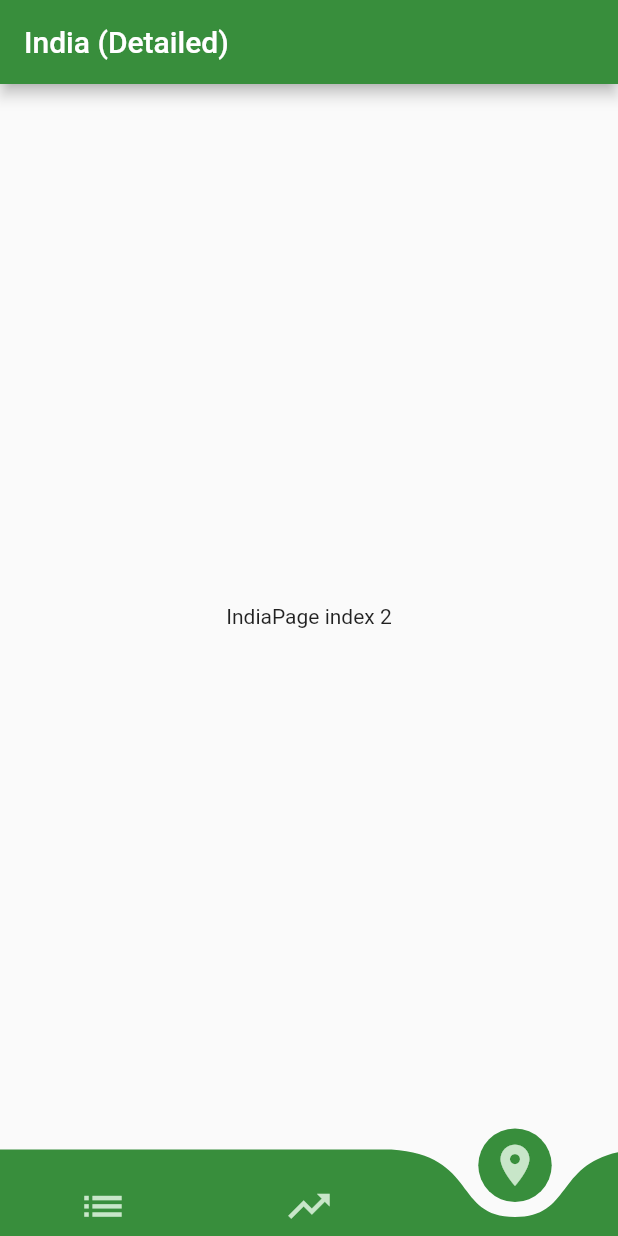
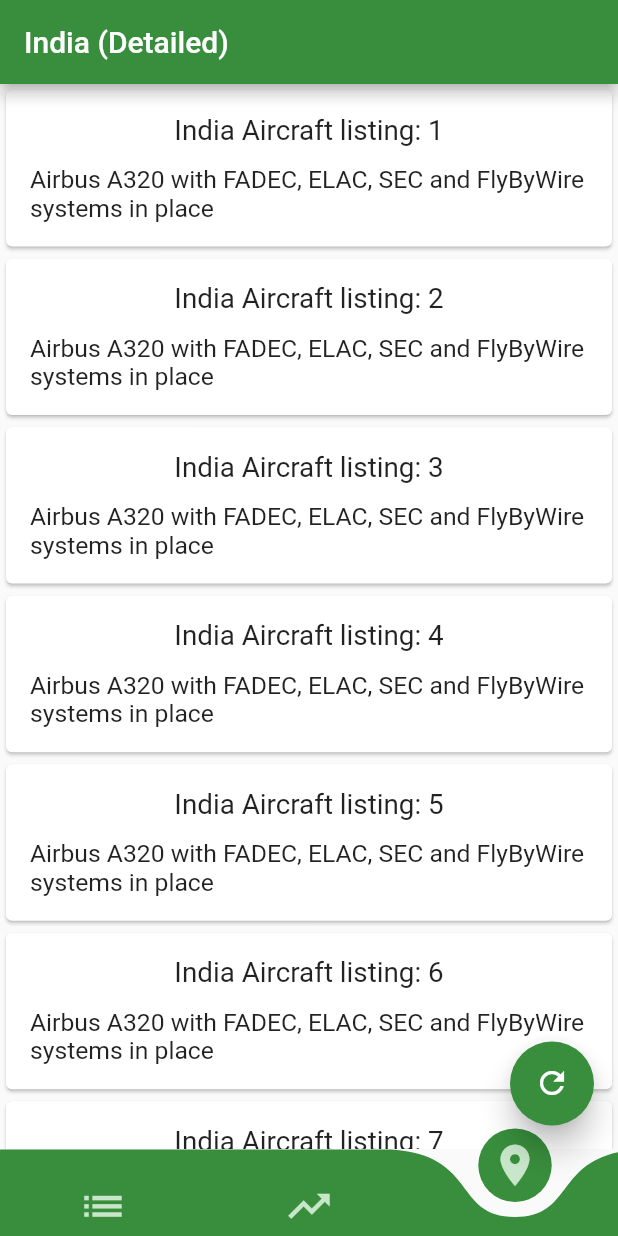
Before and after one commit to nobodyn0se/COVInfo, a Flutter app: the screen it shows after launch, item 3 of the bottom bar chosen, on a phone screen of 412 x 824 dp. Run offline on Flutter 3.47's test engine with Material 2 defaults, Android fonts, the phone set to English and light mode, and no system bars; drawn by our look-alikes of curved_navigation_bar; network calls fail.

Commit message:
Created stable v2.0.0 checkpoint

```diff
--- a/lib/main.dart
+++ b/lib/main.dart
@@ -1,12 +1,15 @@
 import 'package:flutter/material.dart';
+import 'package:ncov_visual/provider/apiHelper.dart';
+//import 'package:ncov_visual/screen_size.dart';
 import 'package:ncov_visual/screens/initpage.dart';
+import 'package:provider/provider.dart';
+import './provider/data.dart';
 
 void main() {
   runApp(MyApp());
 }
 
 class MyApp extends StatelessWidget {
-
   @override
   Widget build(BuildContext context) {
     return MaterialApp(
@@ -14,7 +17,17 @@ class MyApp extends StatelessWidget {
       theme: ThemeData(
         visualDensity: VisualDensity.adaptivePlatformDensity,
       ),
-      home: InitPage(),
+      home: MultiProvider(
+        providers: [
+          ChangeNotifierProvider<GlobalResponseHelper>(
+            create: (context) => GlobalResponseHelper(),
+          ),
+          ChangeNotifierProvider<CountriesResponseHelper>(
+            create: (context) => CountriesResponseHelper(),
+          ),
+        ],
+        child: InitPage(),
+      ),
     );
   }
 }
--- a/lib/nav_model.dart
+++ b/lib/nav_model.dart
@@ -7,7 +7,11 @@ class NavModel extends ChangeNotifier {
   int _currentTab = 1;
   List<Widget> _screen = [CountriesPage(), MainPage(), IndiaPage()];
 
-  set currentTab(int tab) => _currentTab = tab;
+  set currentTab(int tab) {
+    _currentTab = tab;
+    notifyListeners();
+  }
+
   get currentTab => this._currentTab;
   get currentScreen => this._screen[this._currentTab];
 }
--- /dev/null
+++ b/lib/provider/apiHelper.dart
@@ -0,0 +1,30 @@
+import './data.dart';
+import 'package:flutter/cupertino.dart';
+import 'package:ncov_visual/provider/coreClass.dart';
+
+class GlobalResponseHelper extends ChangeNotifier {
+  GlobalResponse obj = GlobalResponse();
+
+  bool bufferStatus = true;
+
+  getDataGlobal(context) async {
+    bufferStatus = true;
+    obj = await fetchDataGlobal(context);
+    bufferStatus = false;
+
+    notifyListeners();
+  }
+}
+
+class CountriesResponseHelper extends ChangeNotifier {
+  List<CountriesResponse> obj = List<CountriesResponse>();
+  bool bufferStatus = true;
+
+  getDataCountries(context) async {
+    bufferStatus = true;
+    obj = await fetchDataCountries(context);
+    bufferStatus = false;
+
+    notifyListeners();
+  }
+}
--- /dev/null
+++ b/lib/provider/coreClass.dart
@@ -0,0 +1,85 @@
+class GlobalResponse {
+  final int cases;
+  final int deaths;
+  final int recovered;
+  final int active;
+  final int affectedCountries;
+
+  GlobalResponse(
+      {this.cases,
+      this.deaths,
+      this.recovered,
+      this.active,
+      this.affectedCountries});
+
+  factory GlobalResponse.fromJson(Map<String, dynamic> json) {
+    return GlobalResponse(
+      cases: json['cases'],
+      deaths: json['deaths'],
+      recovered: json['recovered'],
+      active: json['active'],
+      affectedCountries: json['affectedCountries'],
+    );
+  }
+
+  Map<String, dynamic> toJson() => {
+        "cases": cases,
+        "deaths": deaths,
+        "recovered": recovered,
+        "active": active,
+        "affectedCountries": affectedCountries,
+      };
+}
+
+class CountriesResponse {
+  final String country;
+  final String flagURL; //nested json
+  final int cases;
+  final int todayCases;
+  final int deaths;
+  final int todayDeaths;
+  final int recovered;
+  final int todayRecovered;
+  final int active;
+  final int critical;
+  final int tests;
+  final int cpom;
+  final int dpom;
+  final int rpom;
+  final int tpom;
+
+  CountriesResponse(
+      {this.country,
+      this.flagURL,
+      this.cases,
+      this.todayCases,
+      this.deaths,
+      this.todayDeaths,
+      this.recovered,
+      this.todayRecovered,
+      this.active,
+      this.critical,
+      this.tests,
+      this.cpom,
+      this.dpom,
+      this.rpom,
+      this.tpom});
+
+  factory CountriesResponse.fromJson(Map<String, dynamic> json) {
+    return CountriesResponse(
+        country: json['country'],
+        flagURL: json['countryInfo']['flag'], //nested URL
+        cases: json['cases'],
+        todayCases: json['todayCases'],
+        deaths: json['deaths'],
+        todayDeaths: json['todayDeaths'],
+        recovered: json['recovered'],
+        todayRecovered: json['todayRecovered'],
+        active: json['active'],
+        critical: json['critical'],
+        tests: json['tests'],
+        cpom: json['casesPerOneMillion'].truncate(),
+        dpom: json['deathsPerOneMillion'].truncate(),
+        rpom: json['recovered'].truncate());
+  }
+}
--- a/lib/screens/indiapage.dart
+++ b/lib/screens/indiapage.dart
@@ -1,7 +1,7 @@
 import 'package:flutter/material.dart';
+import '../screen_size.dart';
 
 class IndiaPage extends StatefulWidget {
-  IndiaPage({Key key}) : super(key: key);
 
   @override
   IndiaPageState createState() => IndiaPageState();
@@ -9,16 +9,33 @@ class IndiaPage extends StatefulWidget {
 
 class IndiaPageState extends State<IndiaPage> {
   @override
+  void initState() {
+    print("India Page Initialized\n");
+    super.initState();
+  }
+
+  @override
   Widget build(BuildContext context) {
-    return Scaffold(
-      backgroundColor: Colors.grey[50],
-      appBar: AppBar(
-        backgroundColor: Colors.green[700],
-        title: Text('India (Detailed)'),
-      ),
-      body: Center(
-        child: Text('IndiaPage index 2'),
-      ),
+    return ListView.builder(
+      itemCount: 160,
+      itemBuilder: (context, index) {
+        return Card(
+          child: Padding(
+            padding: EdgeInsets.all(16.0),
+            child: Column(
+              children: <Widget>[
+                Text('India Aircraft listing: ${index + 1}',
+                    style: TextStyle(fontSize: ScreenSize.safeWidth * 4.5)),
+                SizedBox(height: ScreenSize.safeHeight * 1.5),
+                Text(
+                  'Airbus A320 with FADEC, ELAC, SEC and FlyByWire systems in place',
+                  style: TextStyle(fontSize: ScreenSize.safeWidth * 4),
+                )
+              ],
+            ),
+          ),
+        );
+      },
     );
   }
 }
--- a/lib/screens/initpage.dart
+++ b/lib/screens/initpage.dart
@@ -1,77 +1,123 @@
 import 'package:flutter/material.dart';
 import 'package:curved_navigation_bar/curved_navigation_bar.dart';
+import 'package:ncov_visual/provider/apiHelper.dart';
 import 'package:ncov_visual/screens/mainpage.dart';
 import 'package:ncov_visual/screens/countriespage.dart';
 import 'package:ncov_visual/screens/indiapage.dart';
 import 'package:ncov_visual/screen_size.dart';
+import 'package:provider/provider.dart';
 
 class InitPage extends StatefulWidget {
-  InitPage({Key key}) : super(key: key);
-
   @override
   _InitPageState createState() => _InitPageState();
 }
 
 class _InitPageState extends State<InitPage> {
-  PageController _pageController = PageController(
-    initialPage: 1,
-  );
-  //PageView and BottomNavigationBar are independent hence require both
-  //initialPage and index properties separately defined
+  var asdad = false;
+  var provGlo, provCount;
 
-  final List<Color> colorlst = [
-    Colors.orange[100],
-    Colors.lightBlue[200],
-    Colors.green[100]
-  ];
-
-  final List<Color> bgcolor = [
-    //Complements AppBar colors
-    Colors.orange[700],
-    Colors.lightBlue[900],
-    Colors.green[700]
+  final List<Map<String, dynamic>> _tabs = [
+    {
+      'page': CountriesPage(),
+      'icon_color': Colors.orange[100],
+      'bgcolor': Colors.orange[700],
+      'title': 'List of Countries'
+    },
+    {
+      'page': MainPage(),
+      'icon_color': Colors.lightBlue[200],
+      'bgcolor': Colors.lightBlue[900],
+      'title': 'Worldwide Statistics'
+    },
+    {
+      'page': IndiaPage(),
+      'icon_color': Colors.green[100],
+      'bgcolor': Colors.green[700],
+      'title': 'India (Detailed)'
+    },
   ];
 
   int initIndex = 1; //Center Page - Worldwide displayed initially
 
-  List<Widget> _screen = [CountriesPage(), MainPage(), IndiaPage()];
-
-  void _onScreenChanged(int index) {
+  void _onTabChanged(int index) {
     setState(() {
       initIndex = index;
     });
   }
 
   @override
+  void initState() {
+    print("Init State initialized\n");
+    asdad = true;
+    //.then((_) => prov.fetchDataCountries());
+    super.initState();
+  }
+
+  @override
+  void didChangeDependencies() {
+    if (asdad) {
+      ScreenSize().init(context);
+      provGlo = Provider.of<GlobalResponseHelper>(context, listen: false);
+      provCount = Provider.of<CountriesResponseHelper>(context, listen: false);
+      Future.delayed(Duration.zero, () {
+        provGlo.getDataGlobal(context);
+      }).then((_) => provCount.getDataCountries(context));
+    }
+    super.didChangeDependencies();
+  }
+
+  @override
   Widget build(BuildContext context) {
-    ScreenSize().init(context);
     return Scaffold(
-      body: PageView(
-        controller: _pageController,
-        children: _screen,
-        onPageChanged: _onScreenChanged,
-        physics: NeverScrollableScrollPhysics(),
+      appBar: AppBar(
+        title: Text(_tabs[initIndex]['title']),
+        backgroundColor: _tabs[initIndex]['bgcolor'],
       ),
+      body: IndexedStack(
+        index: initIndex,
+        children: [
+          ..._tabs.map((e) => e['page']).toList()
+        ], //retain state and create list of widgets
+      ),
+      //_tabs[initIndex]['page'],
+      floatingActionButton: FloatingActionButton(
+        onPressed: () {
+          Provider.of<GlobalResponseHelper>(context, listen: false)
+              .getDataGlobal(context);
+          Provider.of<CountriesResponseHelper>(context, listen: false)
+              .getDataCountries(context);
+        }, //onPressed needs a void, prov returns a Future
+        backgroundColor: Colors.green[700],
+        child: Icon(Icons.refresh),
+        elevation: ScreenSize.safeWidth * 2,
+      ),
+
       bottomNavigationBar: CurvedNavigationBar(
-        color: bgcolor[initIndex],
+        color: _tabs[initIndex]['bgcolor'],
         backgroundColor: Colors.grey[50], //Scaffold color
-        buttonBackgroundColor: bgcolor[initIndex],
+        buttonBackgroundColor: _tabs[initIndex]['bgcolor'],
         height: ScreenSize.blockHeight * 7, //8%
         index: initIndex, //sets the initial index for BottomNavigationBar
         onTap: (int index) {
-          setState(() {
-            //changes both BNB index and PageIndex referenced from <List> _screen
-            initIndex = index;
-          });
-          _pageController.jumpToPage(index);
+          //changes both BNB index and PageIndex referenced from <List> _screen
+          _onTabChanged(index);
         },
         items: [
-          Icon(Icons.list,
-              size: ScreenSize.safeHeight * 4, color: colorlst[initIndex]),
-          Icon(Icons.trending_up,
-              size: ScreenSize.safeHeight * 4, color: colorlst[initIndex]),
-          Icon(Icons.location_on,
-              size: ScreenSize.safeHeight * 4, color: colorlst[initIndex])
+          Icon(
+            Icons.list,
+            size: ScreenSize.safeHeight * 4,
+            color: _tabs[initIndex]['icon_color'],
+          ),
+          Icon(
+            Icons.trending_up,
+            size: ScreenSize.safeHeight * 4,
+            color: _tabs[initIndex]['icon_color'],
+          ),
+          Icon(
+            Icons.location_on,
+            size: ScreenSize.safeHeight * 4,
+            color: _tabs[initIndex]['icon_color'],
+          ),
         ],
         animationDuration: Duration(milliseconds: 100),
         animationCurve: Curves.linearToEaseOut,
@@ -79,3 +125,8 @@ class _InitPageState extends State<InitPage> {
     );
   }
 }
+
+//you need the provider future to initialize variables of a class that you predefine and then
+//you gotta access the variables somehow which has been there, but no separate instance should
+//be created so you gotta devise a way to do that without firing up the instance
+//that will be good to go
--- a/pubspec.yaml
+++ b/pubspec.yaml
@@ -15,12 +15,14 @@ publish_to: 'none' # Remove this line if you wish to publish to pub.dev
 # In iOS, build-name is used as CFBundleShortVersionString while build-number used as CFBundleVersion.
 # Read more about iOS versioning at
 # https://developer.apple.com/library/archive/documentation/General/Reference/InfoPlistKeyReference/Articles/CoreFoundationKeys.html
-version: 1.0.0+1
+version: 2.0.0
 
 environment:
   sdk: ">=2.7.0 <3.0.0"
 
 dependencies:
+  http: ^0.12.2
+  provider: ^4.3.2+2
   curved_navigation_bar: ^0.3.4
   flutter:
     sdk: flutter
```
Also changed, not shown: lib/provider/data.dart (added, +49 -0 lines), lib/screens/countriespage.dart (+17 -25 lines), lib/screens/mainpage.dart (+35 -17 lines), pubspec.lock, 1 other file.
